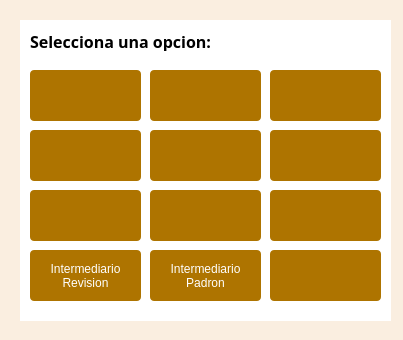
This is Master_dialog_base.ui in gerardoros/CartograficoQgisPlugin as Qt 5 draws it before an edit. The edited form follows.
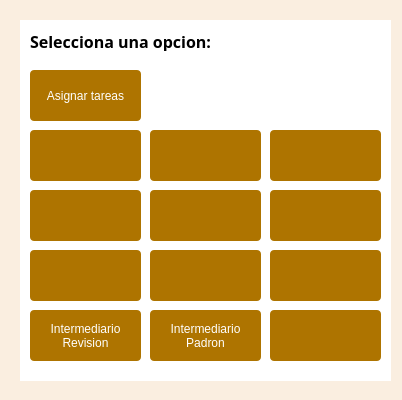
This is the edited form. Icons and pictures are not drawn.

```diff
--- a/Master_dialog_base.ui
+++ b/Master_dialog_base.ui
@@ -6,20 +6,20 @@
    <rect>
     <x>0</x>
     <y>0</y>
-    <width>403</width>
-    <height>340</height>
+    <width>402</width>
+    <height>400</height>
    </rect>
   </property>
   <property name="minimumSize">
    <size>
-    <width>403</width>
-    <height>339</height>
+    <width>402</width>
+    <height>399</height>
    </size>
   </property>
   <property name="maximumSize">
    <size>
     <width>403</width>
-    <height>340</height>
+    <height>400</height>
    </size>
   </property>
   <property name="windowTitle">
@@ -36,7 +36,7 @@
      <x>20</x>
      <y>20</y>
      <width>371</width>
-     <height>301</height>
+     <height>361</height>
     </rect>
    </property>
    <property name="styleSheet">
@@ -48,7 +48,7 @@
     <property name="geometry">
      <rect>
       <x>130</x>
-      <y>110</y>
+      <y>170</y>
       <width>111</width>
       <height>51</height>
      </rect>
@@ -86,7 +86,7 @@
     <property name="geometry">
      <rect>
       <x>250</x>
-      <y>170</y>
+      <y>230</y>
       <width>111</width>
       <height>51</height>
      </rect>
@@ -124,7 +124,7 @@
     <property name="geometry">
      <rect>
       <x>130</x>
-      <y>50</y>
+      <y>110</y>
       <width>111</width>
       <height>51</height>
      </rect>
@@ -162,7 +162,7 @@
     <property name="geometry">
      <rect>
       <x>250</x>
-      <y>50</y>
+      <y>110</y>
       <width>111</width>
       <height>51</height>
      </rect>
@@ -200,7 +200,7 @@
     <property name="geometry">
      <rect>
       <x>10</x>
-      <y>110</y>
+      <y>170</y>
       <width>111</width>
       <height>51</height>
      </rect>
@@ -238,7 +238,7 @@
     <property name="geometry">
      <rect>
       <x>250</x>
-      <y>110</y>
+      <y>170</y>
       <width>111</width>
       <height>51</height>
      </rect>
@@ -276,7 +276,7 @@
     <property name="geometry">
      <rect>
       <x>10</x>
-      <y>170</y>
+      <y>230</y>
       <width>111</width>
       <height>51</height>
      </rect>
@@ -314,7 +314,7 @@
     <property name="geometry">
      <rect>
       <x>130</x>
-      <y>170</y>
+      <y>230</y>
       <width>111</width>
       <height>51</height>
      </rect>
@@ -352,7 +352,7 @@
     <property name="geometry">
      <rect>
       <x>10</x>
-      <y>50</y>
+      <y>110</y>
       <width>111</width>
       <height>51</height>
      </rect>
@@ -411,7 +411,7 @@
     <property name="geometry">
      <rect>
       <x>10</x>
-      <y>230</y>
+      <y>290</y>
       <width>111</width>
       <height>51</height>
      </rect>
@@ -440,7 +440,7 @@
     <property name="geometry">
      <rect>
       <x>130</x>
-      <y>230</y>
+      <y>290</y>
       <width>111</width>
       <height>51</height>
      </rect>
@@ -469,7 +469,7 @@
     <property name="geometry">
      <rect>
       <x>250</x>
-      <y>230</y>
+      <y>290</y>
       <width>111</width>
       <height>51</height>
      </rect>
@@ -503,6 +503,34 @@
      </size>
     </property>
    </widget>
+   <widget class="QPushButton" name="btnAsigTareas">
+    <property name="geometry">
+     <rect>
+      <x>10</x>
+      <y>50</y>
+      <width>111</width>
+      <height>51</height>
+     </rect>
+    </property>
+    <property name="styleSheet">
+     <string notr="true">QPushButton{
+background : rgb(174, 116, 0);
+color : rgb(255, 255, 255);
+border-radius : 4px;
+}
+QPushButton::hover{
+background : rgb(104, 69, 13);
+color : rgb(255, 255, 255);
+border-radius : 4px;
+}
+QPushButton:disabled {
+background: rgb(217, 217, 217)
+}</string>
+    </property>
+    <property name="text">
+     <string>Asignar tareas</string>
+    </property>
+   </widget>
    <zorder>btnAsigPad</zorder>
    <zorder>btnAsigCampo</zorder>
    <zorder>btnAsigRev</zorder>
```
Left out of the diff: 24 changed lines with no effect on the pictures.
